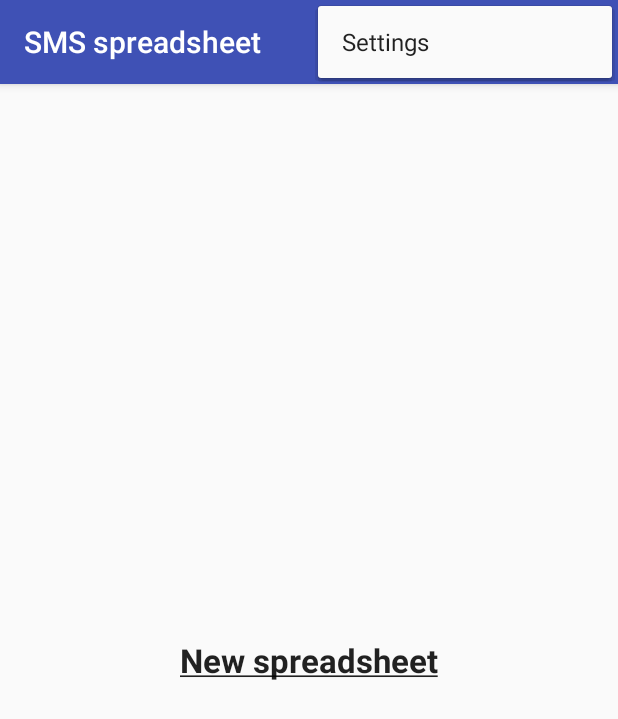
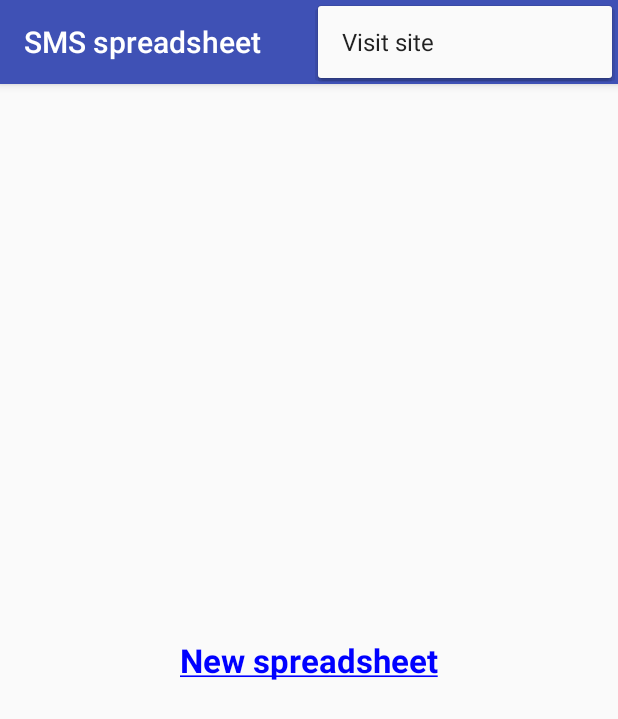
Before and after one commit to commandus/sms2gsheet, an Android app: the screen it shows after launch (MainActivity), with the options menu open, on a phone screen of 412 x 824 dp. Shown: the top 719 px of the screen. Run offline under Robolectric (Android 15) with nearby library versions, the phone set to English and light mode, and no system bars; libraries missing offline, so code that uses them is left out: com.google.api.client, com.google.api.services, pub.devrel.easypermissions; 2 statements that could not run were skipped.

Commit message:
Make labels

```diff
--- a/app/src/main/java/com/commandus/sms2gsheets/MainActivity.java
+++ b/app/src/main/java/com/commandus/sms2gsheets/MainActivity.java
@@ -7,6 +7,7 @@ import android.content.Intent;
 import android.content.pm.PackageManager;
 import android.net.ConnectivityManager;
 import android.net.NetworkInfo;
+import android.net.Uri;
 import android.os.Bundle;
 import android.support.annotation.NonNull;
 import android.support.design.widget.FloatingActionButton;
@@ -146,7 +147,7 @@ public class MainActivity extends AppCompatActivity implements EasyPermissions.P
         }
         else {
             String l = getString(R.string.label_create_spreadsheet);
-            String p = "<b><u>" + l + "</u></b>";
+            String p = "<font color=\"blue\"><b><u>" + l + "</u></b></font>";
             if (android.os.Build.VERSION.SDK_INT >= android.os.Build.VERSION_CODES.N) {
                 mTextSign.setText(Html.fromHtml(p, Html.FROM_HTML_MODE_LEGACY));
             } else {
@@ -156,6 +157,7 @@ public class MainActivity extends AppCompatActivity implements EasyPermissions.P
                 @Override
                 public void onClick(View view) {
                     // create a new spreadsheet
+                    mTextSign.setEnabled(false);
                     mCreateSheetTasks.add(create_new());
                     startNextTask();
                 }
@@ -170,7 +172,6 @@ public class MainActivity extends AppCompatActivity implements EasyPermissions.P
         if (mCreateSheetTasks.size() > 0) {
             if (checkNetworkNCredentials()) {
                 CreateSheetTask t = mCreateSheetTasks.get(0);
-                mCreateSheetTasks.remove(0);
                 t.execute();
             }
         } else {
@@ -205,15 +206,6 @@ public class MainActivity extends AppCompatActivity implements EasyPermissions.P
         } else {
             requestPermissions();
         }
-    }
-
-    private void appendHeader() {
-        ArrayList<String> row = new ArrayList<>();
-        row.add(getString(R.string.sheet_header_date));
-        row.add(getString(R.string.sheet_header_time));
-        row.add(getString(R.string.sheet_header_from));
-        row.add(getString(R.string.sheet_header_body));
-        mAppendRowsTask.add(append_row(row));
     }
 
     /*
@@ -282,7 +274,16 @@ public class MainActivity extends AppCompatActivity implements EasyPermissions.P
                         mSettings.setSheet("");
                 }
                 mSettings.save(MainActivity.this);
-                appendHeader();
+
+                ArrayList<String> row = new ArrayList<>();
+                row.add(getString(R.string.sheet_header_date));
+                row.add(getString(R.string.sheet_header_time));
+                row.add(getString(R.string.sheet_header_from));
+                row.add(getString(R.string.sheet_header_body));
+                mAppendRowsTask.add(append_row(row));
+
+                // no more need to crreaste anre spreadsheet
+                mCreateSheetTasks.clear();
                 startNextTask();
             }
 
@@ -391,7 +392,11 @@ public class MainActivity extends AppCompatActivity implements EasyPermissions.P
         int id = item.getItemId();
 
         //noinspection SimplifiableIfStatement
-        if (id == R.id.action_settings) {
+        if (id == R.id.action_visit_site) {
+            String url = getString(R.string.url_site_help);
+            Intent intent = new Intent(Intent.ACTION_VIEW);
+            intent.setData(Uri.parse(url));
+            startActivity(intent);
             return true;
         }
 
--- a/app/src/main/res/menu/menu_main.xml
+++ b/app/src/main/res/menu/menu_main.xml
@@ -3,8 +3,8 @@
     xmlns:tools="http://schemas.android.com/tools"
     tools:context="com.commandus.sms2gsheets.MainActivity">
     <item
-        android:id="@+id/action_settings"
+        android:id="@+id/action_visit_site"
         android:orderInCategory="100"
-        android:title="@string/action_settings"
+        android:title="@string/action_visit_site"
         app:showAsAction="never" />
 </menu>
--- a/app/src/main/res/values/strings.xml
+++ b/app/src/main/res/values/strings.xml
@@ -1,6 +1,6 @@
 <resources>
     <string name="app_name">SMS spreadsheet</string>
-    <string name="action_settings">Settings</string>
+    <string name="action_visit_site">Visit site</string>
     <string name="link_spreadsheet">View spreadsheet</string>
     <string name="MSG_REQUEST_SMS_RECEIVE">Request SMS receive rights</string>
     <string name="text_button_sign_sheets">Sign</string>
@@ -28,4 +28,5 @@
     <string name="err_create_spreadsheet">Can not create spreadsheet, please try later.</string>
     <string name="msg_appending_header">Format sheet..</string>
     <string name="msg_spreadsheet_created">Spreadsheet created successfully.</string>
+    <string name="url_site_help">https://help.commandus.com/sms/</string>
 </resources>
```
Also changed, not shown: 1 other file.
